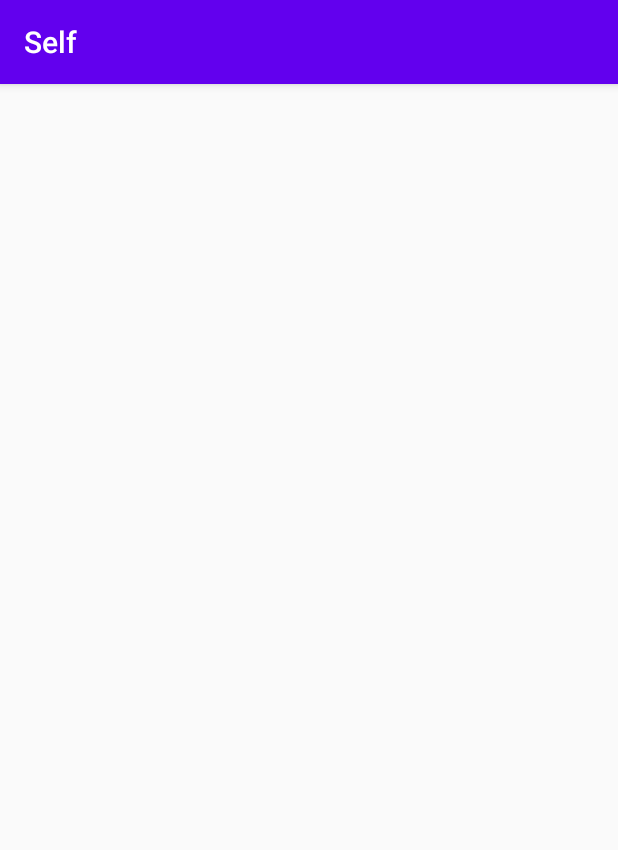
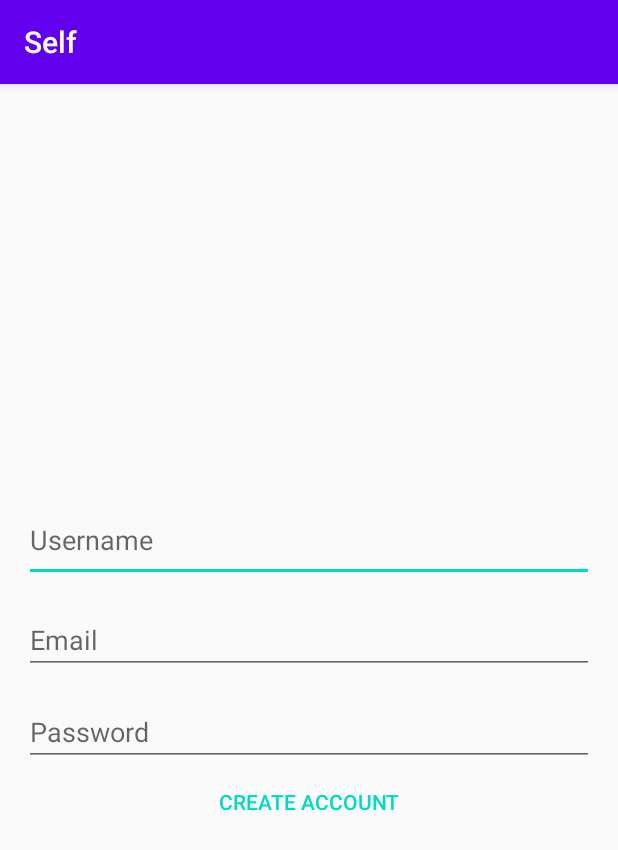
Before and after one commit to cShark-dev/android, an Android app: the CreateAccountActivity screen opened directly, with no data from a screen before it, on a phone screen of 412 x 824 dp. Shown: the top 850 px of the screen. Run offline under Robolectric (Android 15) with nearby library versions, the phone set to English and light mode, and no system bars.

Commit message:
CreateAccountActivity 080520

```diff
--- a/app/src/main/res/layout/activity_create_account.xml
+++ b/app/src/main/res/layout/activity_create_account.xml
@@ -1,9 +1,68 @@
 <?xml version="1.0" encoding="utf-8"?>
-<androidx.constraintlayout.widget.ConstraintLayout xmlns:android="http://schemas.android.com/apk/res/android"
-    xmlns:app="http://schemas.android.com/apk/res-auto"
+<LinearLayout
+
+    xmlns:android="http://schemas.android.com/apk/res/android"
     xmlns:tools="http://schemas.android.com/tools"
     android:layout_width="match_parent"
     android:layout_height="match_parent"
+    android:orientation="vertical"
+    android:gravity="center"
+    android:padding="16dp"
     tools:context=".CreateAccountActivity">
 
-</androidx.constraintlayout.widget.ConstraintLayout>
+    <ProgressBar
+        android:id="@+id/create_acct_progress"
+        style="?android:attr/progressBarStyleLarge"
+        android:visibility="gone"
+        android:layout_width="wrap_content"
+        android:layout_height="wrap_content"/>
+
+
+    <LinearLayout
+        android:orientation="vertical"
+        android:id="@+id/acct_login_form"
+        android:layout_width="match_parent"
+        android:layout_height="wrap_content"/>
+
+    <EditText
+        android:id="@+id/username_account"
+        android:hint="@string/username_hint"
+        android:autofillHints="username"
+        android:layout_width="match_parent"
+        android:inputType="textPersonName"
+        android:maxLines="1"
+        android:layout_marginTop="16dp"
+        android:paddingBottom="16dp"
+        android:layout_height="wrap_content"/>
+
+    <AutoCompleteTextView
+        android:id="@+id/email_account"
+        android:hint="@string/email_hint"
+        android:inputType="textEmailAddress"
+        android:maxLines="1"
+        android:layout_marginTop="16dp"
+        android:layout_width="match_parent"
+        android:layout_height="wrap_content"/>
+
+    <EditText
+        android:id="@+id/password_account"
+        android:layout_marginTop="16dp"
+        android:hint="@string/password_hint"
+        android:autofillHints="password"
+        android:layout_width="match_parent"
+        android:inputType="textPassword"
+        android:maxLines="1"
+        android:layout_height="wrap_content"/>
+
+
+    <Button
+        android:id="@+id/create_acct_button"
+        android:textColor="@color/colorAccent"
+        android:text="@string/create_text"
+        android:background="@android:color/transparent"
+        android:textStyle=""
+        android:layout_width="match_parent"
+        android:layout_height="wrap_content"/>
+
+
+</LinearLayout>
--- a/app/src/main/res/values/strings.xml
+++ b/app/src/main/res/values/strings.xml
@@ -8,4 +8,5 @@
     <string name="login_text">Login</string>
     <string name="or_text">Or</string>
     <string name="create_text">Create Account</string>
+    <string name="username_hint">Username</string>
 </resources>
```
